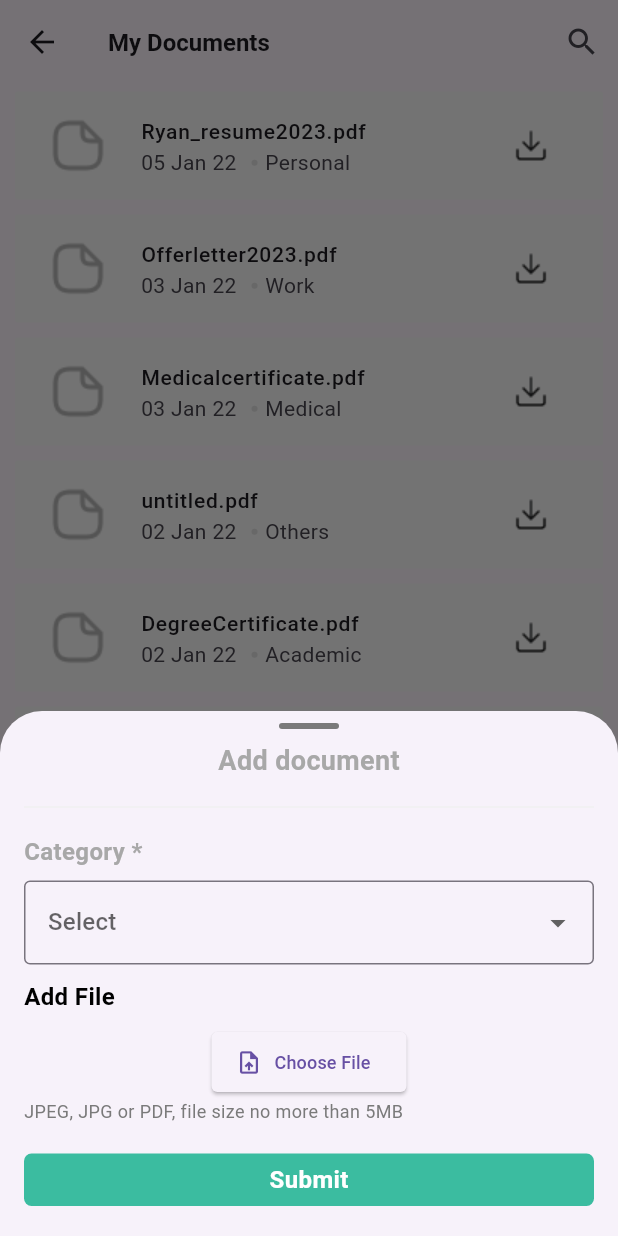
After one commit to Balagopal-R/nms_main, a Flutter app: the MyDocumentsScreen screen opened by its route, after a tap on the "add" icon, on a phone screen of 412 x 824 dp. The commit adds this screen. Run offline on Flutter 3.47's test engine with Material 3 defaults, Android fonts, the phone set to English and light mode, and no system bars; our stand-ins replace another_flushbar, carousel_slider, file_picker, flutter_speed_dial, flutter_svg, get and 5 more; missing offline and left inert: webview_flutter_plus; accounts and stored records are empty; network calls fail; Roboto replaces fonts that are missing (DMSans); project files that could hold a hidden picture were left out.

Commit message:
Design of My Documents Page

```diff
--- a/lib/features/basic_details/widgets/basic_info_card.dart
+++ b/lib/features/basic_details/widgets/basic_info_card.dart
@@ -27,7 +27,7 @@ class BasicInfoCard extends StatelessWidget {
             padding: const EdgeInsets.only(left: 16, top: 16, right: 16),
             child: Row(
               mainAxisAlignment: MainAxisAlignment.spaceBetween,
-              children: [const Text('Mobile Number',style: TextStyle(color: Color(0xff7A7A7A),fontSize: 12,fontWeight: FontWeight.w500),),
+              children: [const Text('Mobile No.',style: TextStyle(color: Color(0xff7A7A7A),fontSize: 12,fontWeight: FontWeight.w500),),
               Text(mobileNumber,style: TextStyle(color: Colors.black,fontSize: 12,fontWeight: FontWeight.w500),)],
             ),
           ),
--- /dev/null
+++ b/lib/features/my_documents/my_documents_screen.dart
@@ -0,0 +1,273 @@
+import 'package:flutter/material.dart';
+import 'package:file_picker/file_picker.dart';
+import 'package:nms/utils/theme/theme_constants.dart';
+
+import '../../widgets/cornered_button.dart';
+
+class MyDocumentsScreen extends StatelessWidget {
+  MyDocumentsScreen({super.key});
+
+  final List<Map<String, String>> documents = [
+    {'name': 'Ryan_resume2023.pdf', 'date': '05 Jan 22', 'category': 'Personal'},
+    {'name': 'Offerletter2023.pdf', 'date': '03 Jan 22', 'category': 'Work'},
+    {'name': 'Medicalcertificate.pdf', 'date': '03 Jan 22', 'category': 'Medical'},
+    {'name': 'untitled.pdf', 'date': '02 Jan 22', 'category': 'Others'},
+    {'name': 'DegreeCertificate.pdf', 'date': '02 Jan 22', 'category': 'Academic'},
+    {'name': '12thclass.pdf', 'date': '02 Jan 22', 'category': 'Academic'},
+  ];
+
+  @override
+  Widget build(BuildContext context) {
+    return Scaffold(
+      appBar: AppBar(
+        title: Text('My Documents'),
+        actions: [
+          IconButton(
+            icon: Icon(Icons.search),
+            onPressed: () {},
+          ),
+        ],
+      ),
+      body: ListView.builder(
+        itemCount: documents.length,
+        itemBuilder: (context, index) {
+          return Container(
+            margin: EdgeInsets.symmetric(vertical: 5.0, horizontal: 10.0),
+            child: ListTile(
+              leading: IconButton(
+  icon: Image.asset('assets/png/document.png'),
+  onPressed: () {
+  },
+),
+              title: Text(documents[index]['name']!),
+              subtitle: Row(
+                children: [
+                  Text(documents[index]['date']!),
+                  SizedBox(width: 10.0),
+                  CircleAvatar(
+                    radius: 2.0,
+                    backgroundColor: Color(0xFFE3E3E3),
+                  ),
+                  SizedBox(width: 5.0),
+                  Text(documents[index]['category']!),
+                ],
+              ),
+              trailing: IconButton(
+  icon: Image.asset('assets/png/download.png'),
+  onPressed: () {
+  },
+),
+              tileColor: Color(0xFFFAFAFA),
+              shape: RoundedRectangleBorder(
+                borderRadius: BorderRadius.circular(2.0),
+              ),
+            ),
+          );
+        },
+      ),
+      floatingActionButton: FloatingActionButton(
+        onPressed: () => _showBottomSheet(context),
+        child: Icon(Icons.add),
+        backgroundColor: Color(0xFF3BBCA0),
+      ),
+    );
+  }
+
+  void _showBottomSheet(BuildContext context) {
+    showModalBottomSheet(
+      context: context,
+      isScrollControlled: true,
+      builder: (context) {
+        return AddDocumentBottomSheet();
+      },
+    );
+  }
+}
+
+
+class AddDocumentBottomSheet extends StatefulWidget {
+  @override
+  _AddDocumentBottomSheetState createState() => _AddDocumentBottomSheetState();
+}
+
+class _AddDocumentBottomSheetState extends State<AddDocumentBottomSheet> {
+  List<PlatformFile> _files = [];
+  String? _selectedCategory;
+  final List<String> _categories = ['Personal', 'Academic', 'Work', 'Medical', 'Others'];
+
+  @override
+  Widget build(BuildContext context) {
+    return Padding(
+      padding: EdgeInsets.only(
+        bottom: MediaQuery.of(context).viewInsets.bottom,
+        left: 16.0,
+        right: 16.0,
+      ),
+      child: SingleChildScrollView(
+        child: Column(
+          mainAxisSize: MainAxisSize.min,
+          children: [
+            Container(
+              width: 40,
+              height: 4,
+              margin: EdgeInsets.symmetric(vertical: 8.0),
+              decoration: BoxDecoration(
+                color: Color(0xFF7A7A7A),
+                borderRadius: BorderRadius.circular(2.0),
+              ),
+            ),
+            Text(
+              'Add document',
+              style: TextStyle(fontSize: 18.0, fontWeight: FontWeight.bold),
+            ),
+            SizedBox(height: 10.0),
+            Divider(
+              color: Color(0xFFF1F1F1),
+              thickness: 1.0,
+            ),
+            SizedBox(height: 10.0),
+            Align(
+              alignment: Alignment.centerLeft,
+              child: Text(
+                'Category *',
+                style: TextStyle(fontSize: 16.0, fontWeight: FontWeight.bold),
+              ),
+            ),
+            SizedBox(height: 8.0),
+            DropdownButtonFormField<String>(
+              value: _selectedCategory,
+              hint: Text('Select'),
+              items: _categories.map((category) {
+                return DropdownMenuItem(
+                  value: category,
+                  child: Text(category),
+                );
+              }).toList(),
+              onChanged: (value) {
+                setState(() {
+                  _selectedCategory = value;
+                });
+              },
+              icon: Icon(Icons.arrow_drop_down),
+              decoration: InputDecoration(
+                border: OutlineInputBorder(
+                  borderRadius: BorderRadius.circular(4.0),
+                  borderSide: BorderSide(
+                    color: Color(0xFFB7B7B7),
+                  ),
+                ),
+              ),
+            ),
+            SizedBox(height: 10.0),
+            Align(
+              alignment: Alignment.centerLeft,
+              child: Text(
+                'Add File',
+                style: TextStyle(
+                  fontSize: 16.0,
+                  fontWeight: FontWeight.bold,
+                  color: _files.length == 3 ? Colors.grey.shade400 : Colors.black,
+                ),
+              ),
+            ),
+            SizedBox(height: 8.0),
+
+            ElevatedButton.icon(
+              onPressed: _files.length == 3 ? null : _pickFiles,
+              icon: Icon(Icons.upload_file),
+              label: Text('Choose File'),
+              style: ElevatedButton.styleFrom(
+                // primary: Color(0xFFF1F1F1),
+                // onPrimary: Colors.black,
+                shape: RoundedRectangleBorder(
+                  borderRadius: BorderRadius.circular(4.0),
+                ),
+              ),
+            ),
+            Align(
+              alignment: Alignment.centerLeft,
+              child: Text(
+                'JPEG, JPG or PDF, file size no more than 5MB',
+                style: TextStyle(
+                  fontSize: 12.0,
+                  color: _files.length == 3 ? Colors.grey.shade400 : Color(0xFF7A7A7A),
+                ),
+              ),
+            ),
+            SizedBox(height: 10.0),
+            _buildFileList(),
+            SizedBox(height: 10.0),
+
+            CorneredButton(
+                    height: 35,
+                    color: primaryColor,
+                    title: 'Submit',
+                    textcolor: backgroundColor,
+                    onPress: () async {},
+                  ),
+
+            // ElevatedButton(
+            //   onPressed: _files.isNotEmpty ? _submit : null,
+            //   child: Text('Submit'),
+            //   style: ElevatedButton.styleFrom(
+            //     // primary: Color(0xFF3BBCA0),
+            //     // onPrimary: Colors.white,
+            //     minimumSize: Size(double.infinity, 50),
+            //     shape: RoundedRectangleBorder(
+            //       borderRadius: BorderRadius.circular(4.0),
+            //     ),
+            //   ),
+            // ),
+            SizedBox(height: 20.0),
+          ],
+        ),
+      ),
+    );
+  }
+
+  void _pickFiles() async {
+    FilePickerResult? result = await FilePicker.platform.pickFiles(allowMultiple: true);
+    if (result != null) {
+      setState(() {
+        _files.addAll(result.files);
+        if (_files.length > 3) {
+          _files = _files.sublist(0, 3); // Limit to 3 files
+        }
+      });
+    }
+  }
+
+  void _removeFile(int index) {
+    setState(() {
+      _files.removeAt(index);
+    });
+  }
+
+  void _submit() {
+    // Implement your submit logic here
+  }
+
+  Widget _buildFileList() {
+    return ListView.builder(
+      shrinkWrap: true,
+      itemCount: _files.length,
+      itemBuilder: (context, index) {
+        return Container(
+          margin: EdgeInsets.symmetric(vertical: 5.0),
+          decoration: BoxDecoration(
+            color: Color(0xFFFAFAFA),
+            borderRadius: BorderRadius.circular(2.0),
+          ),
+          child: ListTile(
+            leading: Icon(Icons.insert_drive_file),
+            title: Text(_files[index].name),
+            trailing: IconButton(
+              icon: Icon(Icons.close),
+              onPressed: () => _removeFile(index),
+            ),
+          ),
+        );
+      },
+    );
+  }
+}
--- a/lib/features/nms_main_layout/dashboard/dashboard_screen.dart
+++ b/lib/features/nms_main_layout/dashboard/dashboard_screen.dart
@@ -228,7 +228,7 @@ class _DashboardScreenState extends State<DashboardScreen> {
                           options: CarouselOptions(
                             viewportFraction: 1.0,
                               height: 300.0,
-                               autoPlay: true
+                              //  autoPlay: true
                                ),
                           items: [
                             _buildChartPage(
@@ -276,7 +276,7 @@ class _DashboardScreenState extends State<DashboardScreen> {
 
 
                             _buildTextPage(
-                                'Leaves',
+                                'Upcoming Leaves',
                                 ['Sick Leave', 'Casual Leave', 'Privilege Leave'],
                                 ['Tomorrow', 'May 19, 2024', 'May 17, 2024'],
                                 'assets/svg/upcoming_leaves.svg',
--- a/lib/features/nms_main_layout/nms_main_layout_screen.dart
+++ b/lib/features/nms_main_layout/nms_main_layout_screen.dart
@@ -52,7 +52,7 @@ class _NmsMainLayoutScreenState extends State<NmsMainLayoutScreen> {
             ),
           ),
           Row(
-            mainAxisAlignment: MainAxisAlignment.spaceEvenly,
+            mainAxisAlignment: MainAxisAlignment.spaceAround,
             children: [
               _buildBottomSheetItem(
                 context,
@@ -94,7 +94,7 @@ Widget _buildBottomSheetItem(BuildContext context, {required IconData icon, requ
     child: Column(
       mainAxisSize: MainAxisSize.min,
       children: [
-        Icon(icon, size: 40, color: Colors.teal),
+        Icon(icon, size: 30, color: Colors.teal),
         SizedBox(height: 8),
         Text(label, style: TextStyle(color: Colors.teal)),
       ],
--- a/lib/features/profile/profile_screen.dart
+++ b/lib/features/profile/profile_screen.dart
@@ -97,7 +97,7 @@ class ProfileScreen extends StatelessWidget {
                 ProfileButton(
                   title: 'My Documents',
                   onTap: () {
-                    // Navigate to My Documents page
+                    Get.toNamed('/my_documents_screen');
                   },
                 ),
                 LogoutButton(
--- a/lib/features/signin/signin_controller.dart
+++ b/lib/features/signin/signin_controller.dart
@@ -37,6 +37,7 @@ class SignInController extends GetxController with SnackbarMixin {
   // final Future<SharedPreferences> prefs = SharedPreferences.getInstance();
 
   var otpController = TextEditingController().obs;
+
   final _validationDisplay = false.obs;
   bool get validationDisplay => _validationDisplay.value;
 
@@ -82,9 +83,10 @@ class SignInController extends GetxController with SnackbarMixin {
         //  || value.length < 7
         ) {
       return passwordRequiredText;
-    } else if (value.length < 5) {
-      return "Minimum 5 Characters";
     }
+    // else if (value.length < 5) {
+    //   return "Minimum 5 Characters";
+    // }
     return null;
   }
 
--- a/lib/utils/routes.dart
+++ b/lib/utils/routes.dart
@@ -1,5 +1,6 @@
 import 'package:get/get.dart';
 import 'package:nms/features/basic_details/basic_details.dart';
+import 'package:nms/features/my_documents/my_documents_screen.dart';
 import 'package:nms/features/profile/profile_screen.dart';
 import 'package:nms/features/reset_password/reset_password.dart';
 import '../features/nms_main_layout/nms_main_layout_screen.dart';
@@ -20,11 +21,14 @@ List<GetPage> routes() => [
           transition: Transition.cupertino),
       GetPage(
           name: "/reset_password_screen",
-          // name: "/",
           page: () => const ResetPasswordScreen(),
           transition: Transition.cupertino),
       GetPage(
           name: "/profile_screen",
           page: () => const ProfileScreen(),
           transition: Transition.cupertino),
+      GetPage(
+          name: "/my_documents_screen",
+          page: () => MyDocumentsScreen(),
+          transition: Transition.cupertino),
     ];
--- a/pubspec.yaml
+++ b/pubspec.yaml
@@ -48,6 +48,7 @@ dependencies:
   carousel_slider: 4.2.1
   percent_indicator: 4.2.3
   modal_bottom_sheet: 3.0.0
+  file_picker: 8.0.5
 
 
 dev_dependencies:
```
Also changed, not shown: lib/features/basic_details/widgets/work_details.dart (+4 -4 lines), lib/features/nms_main_layout/dashboard/dashboard_controller.dart (+9 -6 lines), lib/models/documents_list_model/documensts_list_model.dart (added, +125 -0 lines), assets/png/document.png (added), assets/png/download.png (added), lib/features/my_documents/my_documents.dart (added), lib/features/my_documents/my_documents_controller.dart (added), pubspec.lock.
